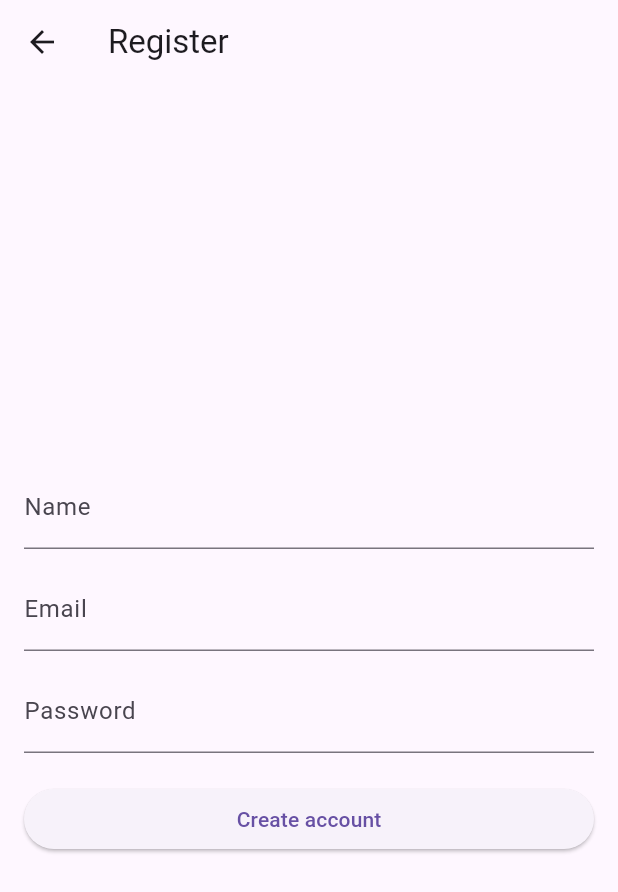
After one commit to DeAnzio/Workshop-Documentation-App, a Flutter app: the screen it shows after launch, after a tap on "Create an account", on a phone screen of 412 x 824 dp. The commit adds this screen. Shown: the top 892 px of the screen. Run offline on Flutter 3.47's test engine with Material 3 defaults, Android fonts, the phone set to English and light mode, and no system bars; our stand-ins replace flutter_dotenv, supabase_flutter; accounts and stored records are empty; network calls fail.

Commit message:
update safety

```diff
--- a/lib/inputdata.dart
+++ b/lib/inputdata.dart
@@ -1,5 +1,6 @@
 import 'package:flutter/material.dart';
 import 'package:supabase_flutter/supabase_flutter.dart';
+import 'package:anzioworkshopapp/services/supabase_service.dart';
 
 
 
@@ -9,6 +10,7 @@ class Inputdata extends StatelessWidget {
   @override
   Widget build(BuildContext context) {
     return MaterialApp(
+      debugShowCheckedModeBanner: false,
       title: 'Coba-Coba Flutter',
       home: const InputDataPelanggan(),
     );
@@ -243,6 +245,9 @@ class _InputDataPelangganState extends State<InputDataPelanggan> {
   // Fungsi untuk menyimpan data ke database
   Future<void> _simpanDataKeDatabse() async {
     try {
+      // Resolve numeric technician id from authenticated session
+      final techId = await SupabaseService.getCurrentTechnicianId();
+
       await _supabase
           .from('CustomerData')
           .insert({
@@ -253,6 +258,7 @@ class _InputDataPelangganState extends State<InputDataPelanggan> {
             'service_type': _serviceType,
             'catatan': _catatanController.text,
             'password': _passwordController.text,
+            'id_technician': techId,
           });
 
       // Tampilkan pesan sukses
--- a/lib/main.dart
+++ b/lib/main.dart
@@ -1,14 +1,19 @@
 import 'package:flutter/material.dart';
 import 'package:anzioworkshopapp/inputdata.dart';
 import 'package:supabase_flutter/supabase_flutter.dart';
+import 'package:anzioworkshopapp/screens/login_page.dart';
+import 'package:anzioworkshopapp/screens/register_page.dart';
+import 'package:flutter_dotenv/flutter_dotenv.dart';
 
 
 void main() async {
   WidgetsFlutterBinding.ensureInitialized();
 
+  await dotenv.load(fileName: ".env");
+
   await Supabase.initialize(
-    url: '',
-    anonKey: '',
+    url: dotenv.env['SUPABASE_URL']!,
+    anonKey: dotenv.env['SUPABASE_ANON_KEY']!,
   );
 
   runApp(MyApp());
@@ -20,8 +25,24 @@ class MyApp extends StatelessWidget {
   @override
   Widget build(BuildContext context) {
     return MaterialApp(
+      debugShowCheckedModeBanner: false,
       title: 'Coba-Coba Flutter',
-      home: Scaffold(
+      initialRoute: '/login',
+      routes: {
+        '/login': (context) => const LoginPage(),
+        '/register': (context) => const RegisterPage(),
+        '/home': (context) => const HomeScaffold(),
+      },
+    );
+  }
+}
+
+class HomeScaffold extends StatelessWidget {
+  const HomeScaffold({super.key});
+
+  @override
+  Widget build(BuildContext context) {
+    return Scaffold(
       appBar: AppBar(
         title: const Text(
           'Anzio WorkShop',
@@ -37,34 +58,23 @@ class MyApp extends StatelessWidget {
       ),
       body: Center(
         child: Column(
-            mainAxisAlignment: MainAxisAlignment.center,  // Posisi di tengah vertikal
+          mainAxisAlignment: MainAxisAlignment.center,
           children: [
-              Builder(
-                builder: (context) {
-                  return ElevatedButton(
+            ElevatedButton(
               onPressed: () {
                 Navigator.push(
                   context,
-                        MaterialPageRoute(
-                          builder: (context) => const Inputdata(),
-                        ),
+                  MaterialPageRoute(builder: (context) => const Inputdata()),
                 );
               },
               child: const Text('Add Service'),
-                  );
-                },
             ),
-              const SizedBox(height: 10),  // Jarak antar button
+            const SizedBox(height: 10),
             ElevatedButton(
-                onPressed: () {
-                  // Aksi button 2
-                  print('Button 2 ditekan');
-                },
+              onPressed: () {},
               child: const Text('History'),
             ),
-              const SizedBox(height: 10),  // Jarak antar button
           ],
-          ),
         ),
       ),
     );
--- /dev/null
+++ b/lib/screens/login_page.dart
@@ -0,0 +1,78 @@
+import 'package:flutter/material.dart';
+import 'package:anzioworkshopapp/services/supabase_service.dart';
+
+class LoginPage extends StatefulWidget {
+  const LoginPage({super.key});
+
+  @override
+  State<LoginPage> createState() => _LoginPageState();
+}
+
+class _LoginPageState extends State<LoginPage> {
+  final _emailController = TextEditingController();
+  final _passwordController = TextEditingController();
+  bool _loading = false;
+
+  Future<void> _login() async {
+    setState(() => _loading = true);
+    final email = _emailController.text.trim();
+    final password = _passwordController.text;
+
+    try {
+      final user = await SupabaseService.signIn(email, password);
+      if (user != null) {
+        // Attempt to fetch technician record (optional)
+        final tech = await SupabaseService.fetchTechnicianByEmail(email);
+        if (tech == null) {
+          ScaffoldMessenger.of(context).showSnackBar(const SnackBar(content: Text('No technician profile found for this account.')));
+        }
+        if (!mounted) return;
+        Navigator.pushReplacementNamed(context, '/home');
+      } else {
+        ScaffoldMessenger.of(context).showSnackBar(const SnackBar(content: Text('Login failed')));
+      }
+    } catch (e) {
+      ScaffoldMessenger.of(context).showSnackBar(SnackBar(content: Text('Error: $e')));
+    } finally {
+      if (mounted) setState(() => _loading = false);
+    }
+  }
+
+  @override
+  Widget build(BuildContext context) {
+    return Scaffold(
+      appBar: AppBar(title: const Text('Login')),
+      body: Padding(
+        padding: const EdgeInsets.all(16.0),
+        child: Column(
+          mainAxisAlignment: MainAxisAlignment.center,
+          children: [
+            TextField(
+              controller: _emailController,
+              decoration: const InputDecoration(labelText: 'Email'),
+              keyboardType: TextInputType.emailAddress,
+            ),
+            const SizedBox(height: 12),
+            TextField(
+              controller: _passwordController,
+              decoration: const InputDecoration(labelText: 'Password'),
+              obscureText: true,
+            ),
+            const SizedBox(height: 20),
+            SizedBox(
+              width: double.infinity,
+              child: ElevatedButton(
+                onPressed: _loading ? null : _login,
+                child: _loading ? const CircularProgressIndicator() : const Text('Login'),
+              ),
+            ),
+            TextButton(
+              onPressed: () => Navigator.pushNamed(context, '/register'),
+              child: const Text('Create an account'),
+            ),
+          ],
+        ),
+      ),
+    );
+  }
+}
--- /dev/null
+++ b/lib/screens/register_page.dart
@@ -0,0 +1,84 @@
+import 'package:flutter/material.dart';
+import 'package:anzioworkshopapp/services/supabase_service.dart';
+
+class RegisterPage extends StatefulWidget {
+  const RegisterPage({super.key});
+
+  @override
+  State<RegisterPage> createState() => _RegisterPageState();
+}
+
+class _RegisterPageState extends State<RegisterPage> {
+  final _nameController = TextEditingController();
+  final _emailController = TextEditingController();
+  final _passwordController = TextEditingController();
+  bool _loading = false;
+
+  Future<void> _register() async {
+    setState(() => _loading = true);
+    final name = _nameController.text.trim();
+    final email = _emailController.text.trim();
+    final password = _passwordController.text;
+
+    try {
+      final ok = await SupabaseService.signUp(name, email, password);
+      if (ok) {
+        final created = await SupabaseService.createTechnician(name, email, password);
+        if (!mounted) return;
+        if (created) {
+          ScaffoldMessenger.of(context).showSnackBar(const SnackBar(content: Text('Registration successful. Check email to confirm if required.')));
+          await Future.delayed(const Duration(seconds: 2));
+          if (!mounted) return;
+          Navigator.pop(context);
+        } else {
+          ScaffoldMessenger.of(context).showSnackBar(const SnackBar(content: Text('Registration succeeded but saving profile failed.')));
+        }
+      } else {
+        ScaffoldMessenger.of(context).showSnackBar(const SnackBar(content: Text('Registration failed')));
+      }
+    } catch (e) {
+      ScaffoldMessenger.of(context).showSnackBar(SnackBar(content: Text('Error: $e')));
+    } finally {
+      if (mounted) setState(() => _loading = false);
+    }
+  }
+
+  @override
+  Widget build(BuildContext context) {
+    return Scaffold(
+      appBar: AppBar(title: const Text('Register')),
+      body: Padding(
+        padding: const EdgeInsets.all(16.0),
+        child: Column(
+          mainAxisAlignment: MainAxisAlignment.center,
+          children: [
+            TextField(
+              controller: _nameController,
+              decoration: const InputDecoration(labelText: 'Name'),
+            ),
+            const SizedBox(height: 12),
+            TextField(
+              controller: _emailController,
+              decoration: const InputDecoration(labelText: 'Email'),
+              keyboardType: TextInputType.emailAddress,
+            ),
+            const SizedBox(height: 12),
+            TextField(
+              controller: _passwordController,
+              decoration: const InputDecoration(labelText: 'Password'),
+              obscureText: true,
+            ),
+            const SizedBox(height: 20),
+            SizedBox(
+              width: double.infinity,
+              child: ElevatedButton(
+                onPressed: _loading ? null : _register,
+                child: _loading ? const CircularProgressIndicator() : const Text('Create account'),
+              ),
+            ),
+          ],
+        ),
+      ),
+    );
+  }
+}
--- /dev/null
+++ b/lib/services/supabase_service.dart
@@ -0,0 +1,90 @@
+import 'package:supabase_flutter/supabase_flutter.dart';
+import 'dart:convert';
+import 'package:crypto/crypto.dart';
+
+class SupabaseService {
+  static final _auth = Supabase.instance.client.auth;
+
+  static User? get currentUser => _auth.currentUser;
+
+  static String? get currentUserId => _auth.currentUser?.id;
+
+  // Sign up a new user and attach `name` as user metadata.
+  // Returns true when the sign-up request was accepted (user created or confirmation sent).
+  static Future<bool> signUp(String name, String email, String password) async {
+    final res = await _auth.signUp(
+      email: email,
+      password: password,
+    );
+    // res.user may be null if email confirmation is required; treat request as successful when no error thrown.
+    return res != null;
+  }
+
+  static Future<User?> signIn(String email, String password) async {
+    final res = await _auth.signInWithPassword(email: email, password: password);
+    return res.user;
+  }
+
+  static Future<void> signOut() async {
+    await _auth.signOut();
+  }
+
+  // Insert a TechnicianData record. Password will be hashed before inserting.
+  // Returns true when insert succeeded.
+  static Future<bool> createTechnician(String name, String email, String password) async {
+    final hashed = sha256.convert(utf8.encode(password)).toString();
+    try {
+      final res = await Supabase.instance.client
+          .from('TechnicianData')
+          .insert({'name': name, 'email': email, 'password': hashed});
+
+      // Some SDKs return a PostgrestResponse-like object with an `error` field.
+      try {
+        final map = res as Map<String, dynamic>;
+        if (map.containsKey('error') && map['error'] != null) {
+          print('Insert error: ${map['error']}');
+          return false;
+        }
+      } catch (_) {
+        // If res is not a map, assume success when no exception thrown.
+      }
+
+      return true;
+    } catch (e) {
+      print('Insert failed: $e');
+      return false;
+    }
+  }
+
+  // Fetch technician row by email
+  static Future<Map<String, dynamic>?> fetchTechnicianByEmail(String email) async {
+    final res = await Supabase.instance.client
+        .from('TechnicianData')
+        .select()
+        .eq('email', email)
+        .limit(1)
+        .maybeSingle();
+    if (res == null) return null;
+    return Map<String, dynamic>.from(res as Map);
+  }
+
+  // Returns the numeric `id` of the TechnicianData row for the current authenticated user.
+  static Future<int?> getCurrentTechnicianId() async {
+    final email = _auth.currentUser?.email;
+    if (email == null) return null;
+    final row = await fetchTechnicianByEmail(email);
+    if (row == null) return null;
+    // Try common id field names
+    final idValue = row['id'] ?? row['ID'] ?? row['Id'];
+    if (idValue == null) return null;
+    try {
+      return (idValue as num).toInt();
+    } catch (_) {
+      try {
+        return int.parse(idValue.toString());
+      } catch (_) {
+        return null;
+      }
+    }
+  }
+}
--- a/pubspec.yaml
+++ b/pubspec.yaml
@@ -35,6 +35,8 @@ dependencies:
   # Use with the CupertinoIcons class for iOS style icons.
   cupertino_icons: ^1.0.8
   supabase_flutter: ^2.12.0
+  crypto: ^3.0.2
+  flutter_dotenv: ^5.1.0
 
 dev_dependencies:
   flutter_test:
```
Also changed, not shown: pubspec.lock, 6 other files. Lines whose indentation alone changed are shown as unchanged.
